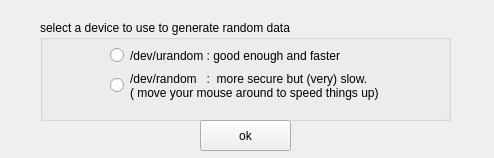
mhogomchungu/zuluCrypt, file rngselector.ui: the form before one commit.
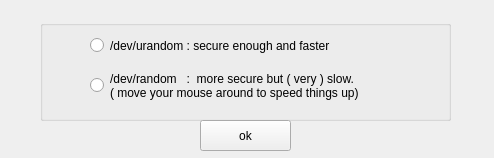
The form after the commit.

Commit message: cleaning up the random number generator ui option a bit

```diff
--- a/rngselector.ui
+++ b/rngselector.ui
@@ -23,32 +23,32 @@
     </rect>
    </property>
    <property name="title">
-    <string>select a device to use to generate random data</string>
+    <string/>
    </property>
    <widget class="QRadioButton" name="rbUrandom">
     <property name="geometry">
      <rect>
-      <x>70</x>
-      <y>20</y>
+      <x>50</x>
+      <y>10</y>
       <width>381</width>
       <height>31</height>
      </rect>
     </property>
     <property name="text">
-     <string>/dev/urandom : good enough and faster</string>
+     <string>/dev/urandom : secure enough and faster</string>
     </property>
    </widget>
    <widget class="QRadioButton" name="rbRandom">
     <property name="geometry">
      <rect>
-      <x>70</x>
+      <x>50</x>
       <y>40</y>
       <width>321</width>
       <height>51</height>
      </rect>
     </property>
     <property name="text">
-     <string>/dev/random   :  more secure but (very) slow.
+     <string>/dev/random   :  more secure but ( very ) slow.
 ( move your mouse around to speed things up)</string>
     </property>
    </widget>
```
Left out of the diff: 2 changed lines with no effect on the pictures.
